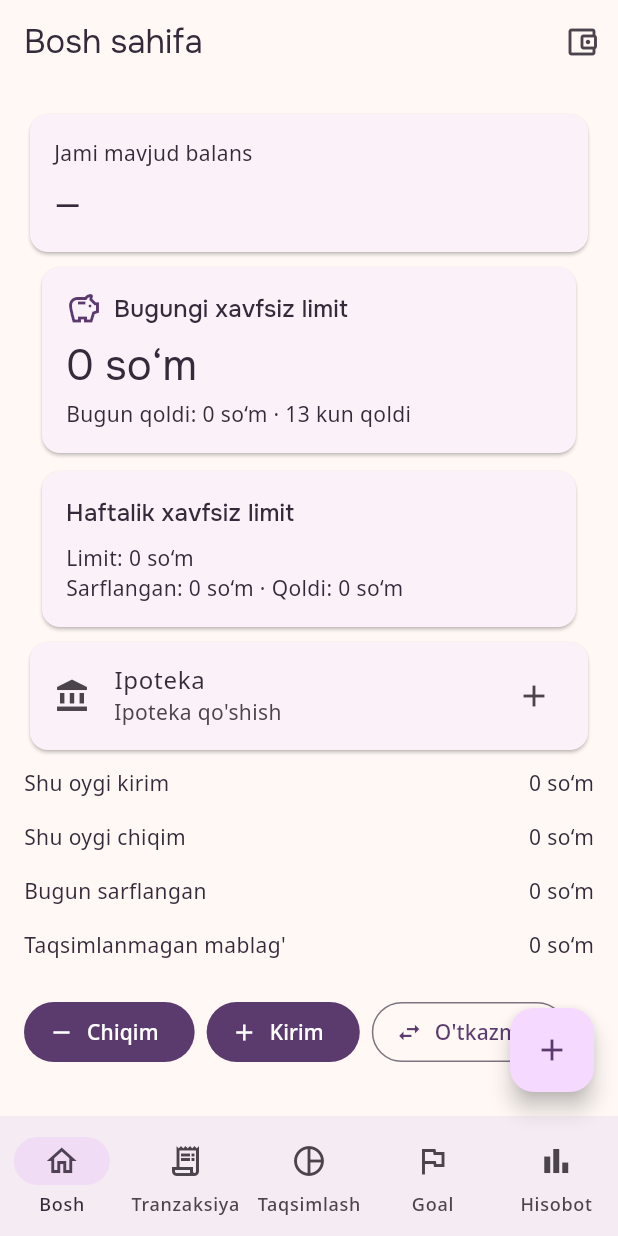
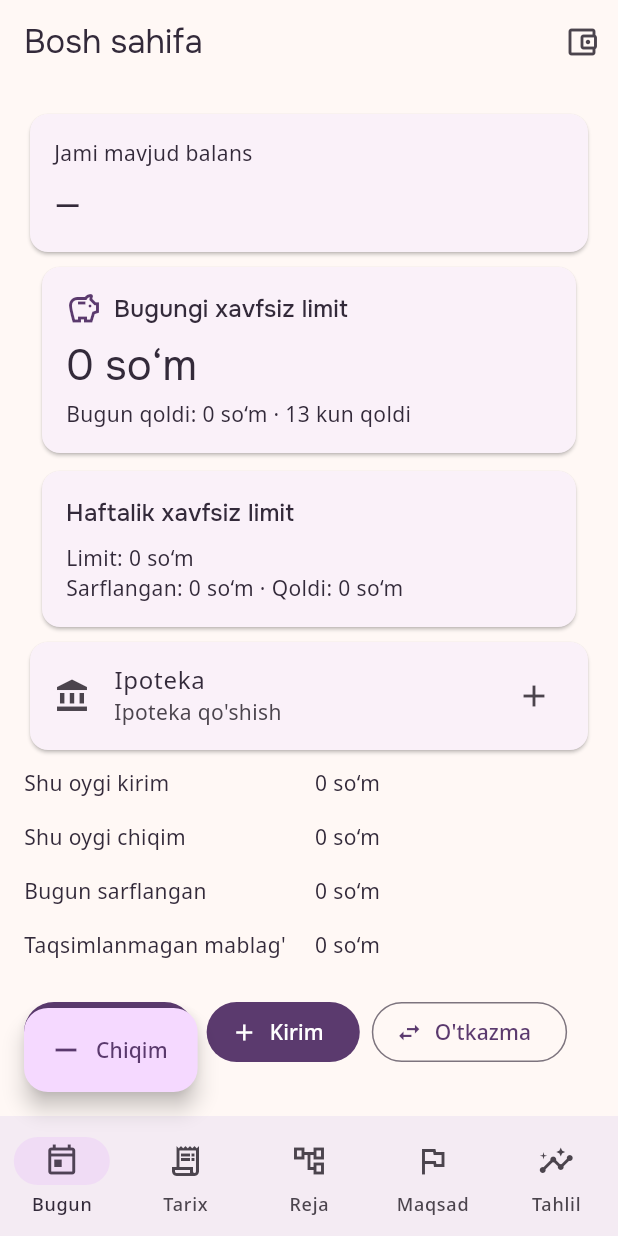
Before and after one commit to iCloudBMX/financial-assistant, a Flutter app: the AppShell screen opened by its route, on a phone screen of 412 x 824 dp. Run offline on Flutter 3.47's test engine with Material 3 defaults, Android fonts, the phone set to English and light mode, and no system bars; our stand-ins replace drift, flutter_riverpod, flutter_secure_storage, go_router, local_auth; accounts and stored records are empty; generated files the repository leaves out were written again.

Commit message:
feat: add Velora five-tab shell

```diff
--- a/lib/features/home/home_screen.dart
+++ b/lib/features/home/home_screen.dart
@@ -23,7 +23,7 @@ class HomeScreen extends ConsumerWidget {
         actions: [
           IconButton(
             icon: const Icon(Icons.account_balance_wallet_outlined),
-            onPressed: () => context.push(RouteNames.accounts),
+            onPressed: () => context.pushNamed(RouteNames.accounts),
           ),
         ],
       ),
@@ -91,8 +91,12 @@ class HomeScreen extends ConsumerWidget {
   Widget _row(String label, String value) => Padding(
         padding: const EdgeInsets.symmetric(vertical: 8),
         child: Row(
-          mainAxisAlignment: MainAxisAlignment.spaceBetween,
-          children: [Text(label), Text(value)],
+          crossAxisAlignment: CrossAxisAlignment.start,
+          children: [
+            Expanded(child: Text(label)),
+            const SizedBox(width: 8),
+            Flexible(child: Text(value, textAlign: TextAlign.end)),
+          ],
         ),
       );
 }
--- a/lib/features/onboarding/onboarding_screen.dart
+++ b/lib/features/onboarding/onboarding_screen.dart
@@ -77,7 +77,7 @@ class OnboardingScreen extends ConsumerWidget {
                       if (controller.isLast) {
                         await controller.commit();
                         if (context.mounted) {
-                          context.go(RouteNames.home);
+                          context.goNamed(RouteNames.home);
                         }
                       } else {
                         controller.next();
--- a/lib/features/shell/app_shell.dart
+++ b/lib/features/shell/app_shell.dart
@@ -8,49 +8,72 @@ import '../transactions/transactions_screen.dart';
 import 'placeholder_tab.dart';
 
 class AppShell extends ConsumerStatefulWidget {
-  const AppShell({super.key});
+  final int initialIndex;
+
+  const AppShell({super.key, this.initialIndex = 0})
+    : assert(initialIndex >= 0 && initialIndex < 5);
+
   @override
   ConsumerState<AppShell> createState() => _AppShellState();
 }
 
 class _AppShellState extends ConsumerState<AppShell> {
-  int _index = 0;
+  late int _index = widget.initialIndex;
 
-  // The Goals tab provides its own FAB (add goal). The global quick-expense
-  // FAB would otherwise paint on top of it and swallow the tap, so it is
-  // hidden on that tab.
-  static const _goalsTabIndex = 3;
+  static const _tabs = <Widget>[
+    KeyedSubtree(key: PageStorageKey('home-tab'), child: HomeScreen()),
+    KeyedSubtree(
+      key: PageStorageKey('history-tab'),
+      child: TransactionsScreen(),
+    ),
+    KeyedSubtree(key: PageStorageKey('plan-tab'), child: BudgetsScreen()),
+    KeyedSubtree(key: PageStorageKey('goals-tab'), child: GoalsScreen()),
+    KeyedSubtree(
+      key: PageStorageKey('reports-tab'),
+      child: PlaceholderTab(title: 'Tahlil'),
+    ),
+  ];
 
-  static const _tabs = [
-    HomeScreen(),
-    TransactionsScreen(),
-    BudgetsScreen(),
-    GoalsScreen(),
-    PlaceholderTab(title: 'Hisobotlar'),
+  static const _destinations = <NavigationDestination>[
+    NavigationDestination(icon: Icon(Icons.today_outlined), label: 'Bugun'),
+    NavigationDestination(
+      icon: Icon(Icons.receipt_long_outlined),
+      label: 'Tarix',
+    ),
+    NavigationDestination(
+      icon: Icon(Icons.account_tree_outlined),
+      label: 'Reja',
+    ),
+    NavigationDestination(icon: Icon(Icons.flag_outlined), label: 'Maqsad'),
+    NavigationDestination(icon: Icon(Icons.insights_outlined), label: 'Tahlil'),
   ];
 
   @override
+  void didUpdateWidget(covariant AppShell oldWidget) {
+    super.didUpdateWidget(oldWidget);
+    if (oldWidget.initialIndex != widget.initialIndex) {
+      _index = widget.initialIndex;
+    }
+  }
+
+  @override
   Widget build(BuildContext context) => Scaffold(
-        body: SafeArea(child: _tabs[_index]),
-        floatingActionButton: _index == _goalsTabIndex
-            ? null
-            : FloatingActionButton(
+    body: SafeArea(
+      child: IndexedStack(index: _index, children: _tabs),
+    ),
+    // Keep the global action away from feature-local trailing FABs (Goals
+    // currently has one) so both actions remain reachable.
+    floatingActionButtonLocation: FloatingActionButtonLocation.startFloat,
+    floatingActionButton: FloatingActionButton.extended(
+      key: const Key('global-expense-action'),
       onPressed: () => showExpenseEntrySheet(context, ref),
-                child: const Icon(Icons.add),
+      icon: const Icon(Icons.remove),
+      label: const Text('Chiqim'),
     ),
     bottomNavigationBar: NavigationBar(
       selectedIndex: _index,
       onDestinationSelected: (i) => setState(() => _index = i),
-          destinations: const [
-            NavigationDestination(icon: Icon(Icons.home_outlined), label: 'Bosh'),
-            NavigationDestination(
-                icon: Icon(Icons.receipt_long_outlined), label: 'Tranzaksiya'),
-            NavigationDestination(
-                icon: Icon(Icons.pie_chart_outline), label: 'Taqsimlash'),
-            NavigationDestination(icon: Icon(Icons.flag_outlined), label: 'Goal'),
-            NavigationDestination(
-                icon: Icon(Icons.bar_chart_outlined), label: 'Hisobot'),
-          ],
+      destinations: _destinations,
     ),
   );
 }
--- a/lib/features/shell/routes.dart
+++ b/lib/features/shell/routes.dart
@@ -4,28 +4,74 @@ import '../onboarding/onboarding_screen.dart';
 import '../settings/settings_screen.dart';
 import 'app_shell.dart';
 
-class RouteNames {
+abstract final class RouteNames {
   const RouteNames._();
+
+  static const home = 'home';
+  static const history = 'history';
+  static const plan = 'plan';
+  static const goals = 'goals';
+  static const reports = 'reports';
+  static const onboarding = 'onboarding';
+  static const settings = 'settings';
+  static const accounts = 'accounts';
+}
+
+abstract final class RoutePaths {
+  const RoutePaths._();
+
   static const home = '/';
+  static const history = '/history';
+  static const plan = '/plan';
+  static const goals = '/goals';
+  static const reports = '/reports';
   static const onboarding = '/onboarding';
   static const settings = '/settings';
   static const accounts = '/accounts';
 }
 
 GoRouter buildRouter({required bool onboardingComplete}) => GoRouter(
-      initialLocation:
-          onboardingComplete ? RouteNames.home : RouteNames.onboarding,
+  initialLocation: onboardingComplete ? RoutePaths.home : RoutePaths.onboarding,
   routes: [
     GoRoute(
-            path: RouteNames.home, builder: (_, _) => const AppShell()),
+      name: RouteNames.home,
+      path: RoutePaths.home,
+      builder: (_, _) => const AppShell(),
+    ),
     GoRoute(
-            path: RouteNames.onboarding,
-            builder: (_, _) => const OnboardingScreen()),
+      name: RouteNames.history,
+      path: RoutePaths.history,
+      builder: (_, _) => const AppShell(initialIndex: 1),
+    ),
     GoRoute(
-            path: RouteNames.settings,
-            builder: (_, _) => const SettingsScreen()),
+      name: RouteNames.plan,
+      path: RoutePaths.plan,
+      builder: (_, _) => const AppShell(initialIndex: 2),
+    ),
     GoRoute(
-            path: RouteNames.accounts,
-            builder: (_, _) => const AccountsScreen()),
+      name: RouteNames.goals,
+      path: RoutePaths.goals,
+      builder: (_, _) => const AppShell(initialIndex: 3),
+    ),
+    GoRoute(
+      name: RouteNames.reports,
+      path: RoutePaths.reports,
+      builder: (_, _) => const AppShell(initialIndex: 4),
+    ),
+    GoRoute(
+      name: RouteNames.onboarding,
+      path: RoutePaths.onboarding,
+      builder: (_, _) => const OnboardingScreen(),
+    ),
+    GoRoute(
+      name: RouteNames.settings,
+      path: RoutePaths.settings,
+      builder: (_, _) => const SettingsScreen(),
+    ),
+    GoRoute(
+      name: RouteNames.accounts,
+      path: RoutePaths.accounts,
+      builder: (_, _) => const AccountsScreen(),
+    ),
   ],
 );
```
Also changed, not shown: lib/features/budgets/budgets_screen.dart (+6 -3 lines), 2 other files. Lines whose indentation alone changed are shown as unchanged.
